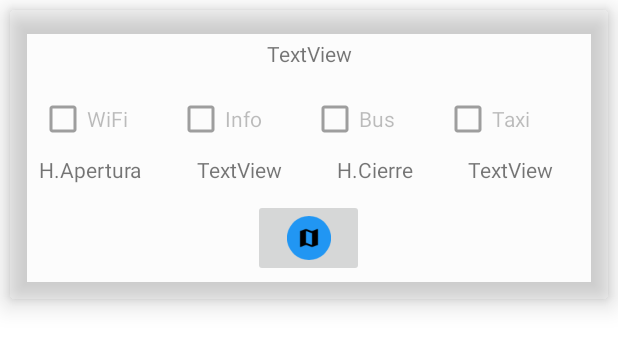
After one commit to JSenen/TRANSApp, an Android app: the layout activity_user_see_list_stations_item.xml on its own in the app's theme, with its tools: preview values and no code run, on a phone screen of 412 x 824 dp. The commit adds this screen. Shown: the top 349 px of the screen. Run offline under Robolectric (Android 15) with nearby library versions, the phone set to English and light mode, and no system bars.

Commit message:
Added See List of Stations by a User

```diff
--- a/app/src/main/AndroidManifest.xml
+++ b/app/src/main/AndroidManifest.xml
@@ -16,6 +16,9 @@
         android:supportsRtl="true"
         android:theme="@style/Theme.TRANSApp"
         tools:targetApi="31">
+        <activity
+            android:name=".view.UserSeeListStationsView"
+            android:exported="false" />
         <activity
             android:name=".view.UserSeeStationsView"
             android:exported="false" />
--- /dev/null
+++ b/app/src/main/res/layout/activity_user_see_list_stations_item.xml
@@ -0,0 +1,125 @@
+<?xml version="1.0" encoding="utf-8"?>
+<com.google.android.material.card.MaterialCardView xmlns:android="http://schemas.android.com/apk/res/android"
+    xmlns:app="http://schemas.android.com/apk/res-auto"
+    xmlns:tools="http://schemas.android.com/tools"
+    android:layout_width="match_parent"
+    android:layout_height="wrap_content"
+    android:layout_marginLeft="6dp"
+    android:layout_marginTop="6dp"
+    android:layout_marginRight="6dp"
+    android:layout_marginBottom="6dp"
+    app:cardBackgroundColor="@color/cardview_shadow_end_color"
+    app:cardElevation="10dp"
+    >
+
+    <LinearLayout
+        android:layout_width="match_parent"
+        android:layout_height="match_parent"
+        android:orientation="vertical">
+
+        <TextView
+            android:id="@+id/rcview_user_seestations_stationName_item"
+            android:layout_width="match_parent"
+            android:layout_height="match_parent"
+            android:layout_marginTop="20dp"
+            android:gravity="center_horizontal|center_vertical"
+            android:text="TextView" />
+
+        <LinearLayout
+            android:layout_width="match_parent"
+            android:layout_height="match_parent"
+            android:layout_marginRight="20dp"
+            android:orientation="horizontal"
+            android:paddingStart="20dp"
+            android:paddingTop="10dp">
+
+            <CheckBox
+                android:id="@+id/rcview_user_checkBox_stations_wifi"
+                android:layout_width="wrap_content"
+                android:layout_height="wrap_content"
+                android:layout_weight="1"
+                android:enabled="false"
+                android:text="WiFi" />
+
+            <CheckBox
+                android:id="@+id/rcview_user_checkBox_stations_info"
+                android:layout_width="wrap_content"
+                android:layout_height="wrap_content"
+                android:layout_weight="1"
+                android:enabled="false"
+                android:text="Info" />
+
+            <CheckBox
+                android:id="@+id/rcview_user_checkBox_stations_bus"
+                android:layout_width="wrap_content"
+                android:layout_height="wrap_content"
+                android:layout_weight="1"
+                android:enabled="false"
+                android:text="Bus" />
+
+            <CheckBox
+                android:id="@+id/rcview_user_checkBox_stations_taxi"
+                android:layout_width="wrap_content"
+                android:layout_height="wrap_content"
+                android:layout_weight="1"
+                android:enabled="false"
+                android:text="Taxi" />
+
+        </LinearLayout>
+
+        <LinearLayout
+            android:layout_width="match_parent"
+            android:layout_height="match_parent"
+            android:orientation="horizontal"
+            android:paddingLeft="20dp"
+            android:paddingBottom="10dp">
+
+            <TextView
+                android:id="@+id/usertextView4"
+                android:layout_width="wrap_content"
+                android:layout_height="wrap_content"
+                android:layout_weight="1"
+                android:text="H.Apertura" />
+
+            <TextView
+                android:id="@+id/rcview_user_seestations_stationHOpen_item"
+                android:layout_width="wrap_content"
+                android:layout_height="wrap_content"
+                android:layout_weight="1"
+                android:text="TextView" />
+
+            <TextView
+                android:id="@+id/textView6"
+                android:layout_width="wrap_content"
+                android:layout_height="wrap_content"
+                android:layout_weight="1"
+                android:text="H.Cierre" />
+
+            <TextView
+                android:id="@+id/rcview_user_seestations_stationHclose_item"
+                android:layout_width="wrap_content"
+                android:layout_height="wrap_content"
+                android:layout_weight="1"
+                android:text="TextView" />
+        </LinearLayout>
+
+        <LinearLayout
+            android:layout_width="wrap_content"
+            android:layout_height="match_parent"
+            android:layout_gravity="center_horizontal"
+            android:orientation="horizontal"
+            android:paddingLeft="20dp"
+            android:paddingRight="20dp"
+            android:paddingBottom="15dp">
+
+            <ImageButton
+                android:id="@+id/rcview_user_button_stations_map"
+                android:layout_width="74dp"
+                android:layout_height="52dp"
+                android:scaleType="centerInside"
+                app:srcCompat="@drawable/ic_shortcut_map" />
+        </LinearLayout>
+
+    </LinearLayout>
+
+</com.google.android.material.card.MaterialCardView>
```
Also changed, not shown: app/src/main/java/com/example/transapp/adapter/UserSeeStationsAdapter.java (+75 -1 lines), app/src/main/java/com/example/transapp/contract/UserSeeListStationsContract.java (added, +23 -0 lines), app/src/main/java/com/example/transapp/model/UserSeeListStationsModel.java (added, +59 -0 lines), app/src/main/java/com/example/transapp/presenter/UserSeeListStationsPresenter.java (added, +45 -0 lines), app/src/main/java/com/example/transapp/view/UserSeeListStationsView.java (added, +77 -0 lines), app/src/main/java/com/example/transapp/view/UserSeeStationsView.java (+14 -0 lines), app/src/main/res/layout/activity_user_see_list_stations_view.xml (added, +18 -0 lines).
